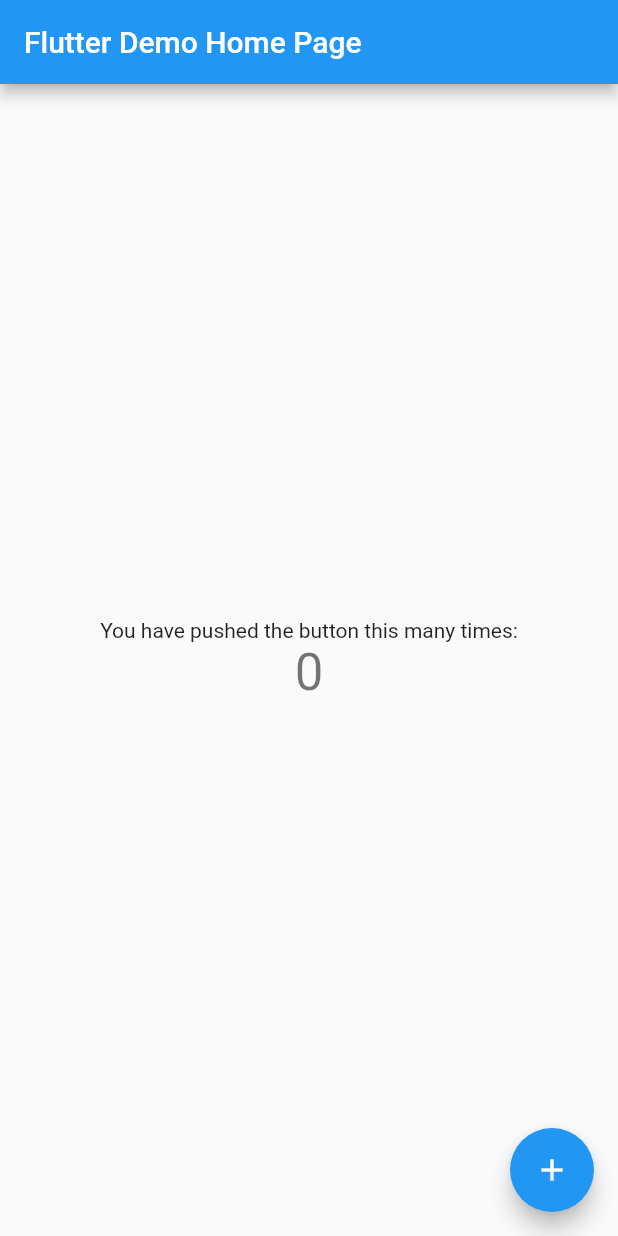
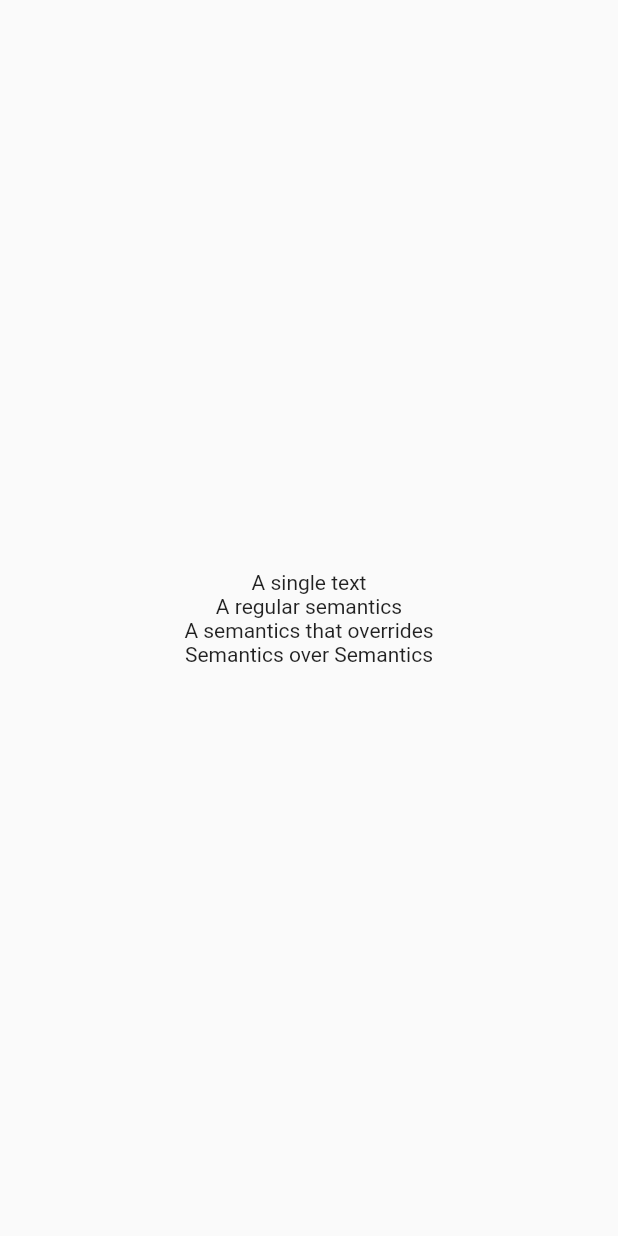
Before and after one commit to rocboronat/semantics-playground-flutter, a Flutter app: the screen it shows after launch, on a phone screen of 412 x 824 dp. Run offline on Flutter 3.47's test engine with Material 2 defaults, Android fonts, the phone set to English and light mode, and no system bars.

Commit message:
Do four example of Semantics with texts

```diff
--- a/lib/main.dart
+++ b/lib/main.dart
@@ -7,109 +7,46 @@
 class MyApp extends StatelessWidget {
   const MyApp({super.key});
 
-  // This widget is the root of your application.
   @override
   Widget build(BuildContext context) {
-    return MaterialApp(
-      title: 'Flutter Demo',
-      theme: ThemeData(
-        // This is the theme of your application.
-        //
-        // Try running your application with "flutter run". You'll see the
-        // application has a blue toolbar. Then, without quitting the app, try
-        // changing the primarySwatch below to Colors.green and then invoke
-        // "hot reload" (press "r" in the console where you ran "flutter run",
-        // or simply save your changes to "hot reload" in a Flutter IDE).
-        // Notice that the counter didn't reset back to zero; the application
-        // is not restarted.
-        primarySwatch: Colors.blue,
-      ),
-      home: const MyHomePage(title: 'Flutter Demo Home Page'),
+    return const MaterialApp(
+      title: 'Semantics playground',
+      home: MainScreen(),
     );
   }
 }
 
-class MyHomePage extends StatefulWidget {
-  const MyHomePage({super.key, required this.title});
-
-  // This widget is the home page of your application. It is stateful, meaning
-  // that it has a State object (defined below) that contains fields that affect
-  // how it looks.
-
-  // This class is the configuration for the state. It holds the values (in this
-  // case the title) provided by the parent (in this case the App widget) and
-  // used by the build method of the State. Fields in a Widget subclass are
-  // always marked "final".
-
-  final String title;
-
-  @override
-  State<MyHomePage> createState() => _MyHomePageState();
-}
-
-class _MyHomePageState extends State<MyHomePage> {
-  int _counter = 0;
-
-  void _incrementCounter() {
-    setState(() {
-      // This call to setState tells the Flutter framework that something has
-      // changed in this State, which causes it to rerun the build method below
-      // so that the display can reflect the updated values. If we changed
-      // _counter without calling setState(), then the build method would not be
-      // called again, and so nothing would appear to happen.
-      _counter++;
-    });
-  }
+class MainScreen extends StatelessWidget {
+  const MainScreen({super.key});
 
   @override
   Widget build(BuildContext context) {
-    // This method is rerun every time setState is called, for instance as done
-    // by the _incrementCounter method above.
-    //
-    // The Flutter framework has been optimized to make rerunning build methods
-    // fast, so that you can just rebuild anything that needs updating rather
-    // than having to individually change instances of widgets.
     return Scaffold(
-      appBar: AppBar(
-        // Here we take the value from the MyHomePage object that was created by
-        // the App.build method, and use it to set our appbar title.
-        title: Text(widget.title),
-      ),
       body: Center(
-        // Center is a layout widget. It takes a single child and positions it
-        // in the middle of the parent.
         child: Column(
-          // Column is also a layout widget. It takes a list of children and
-          // arranges them vertically. By default, it sizes itself to fit its
-          // children horizontally, and tries to be as tall as its parent.
-          //
-          // Invoke "debug painting" (press "p" in the console, choose the
-          // "Toggle Debug Paint" action from the Flutter Inspector in Android
-          // Studio, or the "Toggle Debug Paint" command in Visual Studio Code)
-          // to see the wireframe for each widget.
-          //
-          // Column has various properties to control how it sizes itself and
-          // how it positions its children. Here we use mainAxisAlignment to
-          // center the children vertically; the main axis here is the vertical
-          // axis because Columns are vertical (the cross axis would be
-          // horizontal).
+          crossAxisAlignment: CrossAxisAlignment.center,
           mainAxisAlignment: MainAxisAlignment.center,
-          children: <Widget>[
-            const Text(
-              'You have pushed the button this many times:',
+          children: [
+            const Text("A single text"),
+            Semantics(
+              label: "Semantics",
+              child: const Text("A regular semantics"),
             ),
-            Text(
-              '$_counter',
-              style: Theme.of(context).textTheme.headlineMedium,
+            Semantics(
+              label: "Semantics",
+              excludeSemantics: true,
+              child: const Text("A semantics that overrides"),
+            ),
+            Semantics(
+              label: "Semantics 1",
+              child: Semantics(
+                label: "Semantics 2",
+                child: const Text("Semantics over Semantics"),
+              ),
             ),
           ],
         ),
       ),
-      floatingActionButton: FloatingActionButton(
-        onPressed: _incrementCounter,
-        tooltip: 'Increment',
-        child: const Icon(Icons.add),
-      ), // This trailing comma makes auto-formatting nicer for build methods.
     );
   }
 }
```
